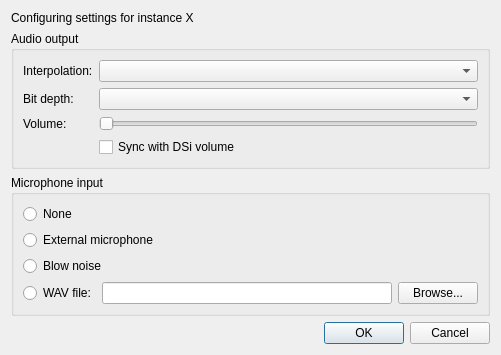
This is src/frontend/qt_sdl/AudioSettingsDialog.ui in kvnp/melonDS as Qt 5 draws it before an edit. The edited form follows.
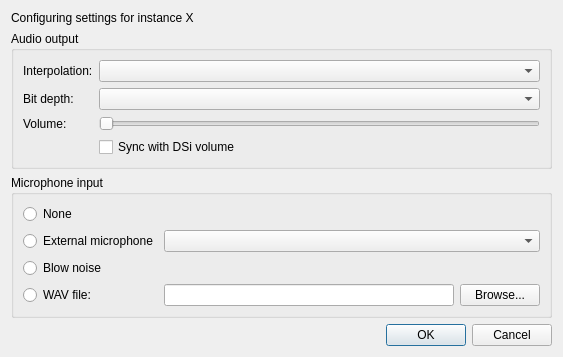
This is the edited form. Custom widgets are drawn as their Qt base class.

Commit message: Add microphone combobox using SDL (#1709)

The edit to the form file:
```diff
--- a/src/frontend/qt_sdl/AudioSettingsDialog.ui
+++ b/src/frontend/qt_sdl/AudioSettingsDialog.ui
@@ -136,7 +136,7 @@
         </property>
        </widget>
       </item>
-      <item row="1" column="0" colspan="3">
+      <item row="1" column="0">
        <widget class="QRadioButton" name="rbMicExternal">
         <property name="whatsThis">
          <string>&lt;html&gt;&lt;head/&gt;&lt;body&gt;&lt;p&gt;Input from an external microphone, if available, will be forwarded to the emulated microphone.&lt;/p&gt;&lt;/body&gt;&lt;/html&gt;</string>
@@ -146,6 +146,13 @@
         </property>
        </widget>
       </item>
+      <item row="1" column="1" colspan="2">
+        <widget class="QComboBox" name="cbMic">
+         <property name="whatsThis"> 
+          <string>&lt;html&gt;&lt;head/&gt;&lt;body&gt;&lt;p&gt;The selected microphone to be used.&lt;/p&gt;&lt;/body&gt;&lt;/html&gt;</string>       
+         </property>
+        </widget>
+      </item>
       <item row="2" column="0" colspan="3">
        <widget class="QRadioButton" name="rbMicNoise">
         <property name="whatsThis">
```
The commit also changes 4 other files.
